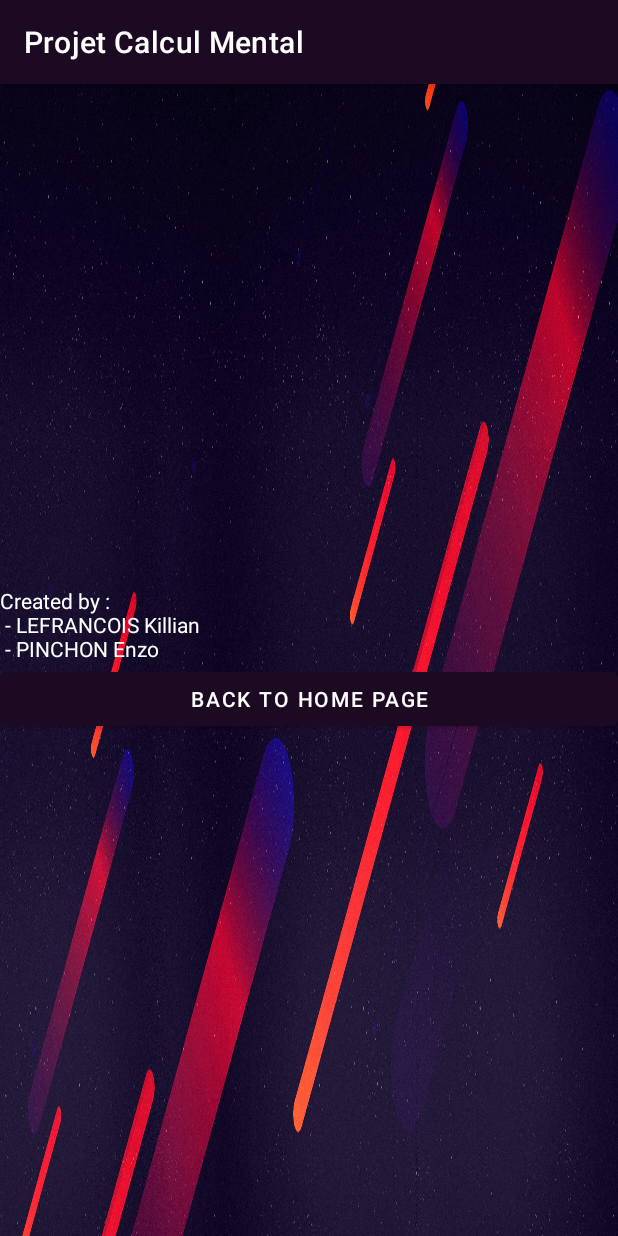
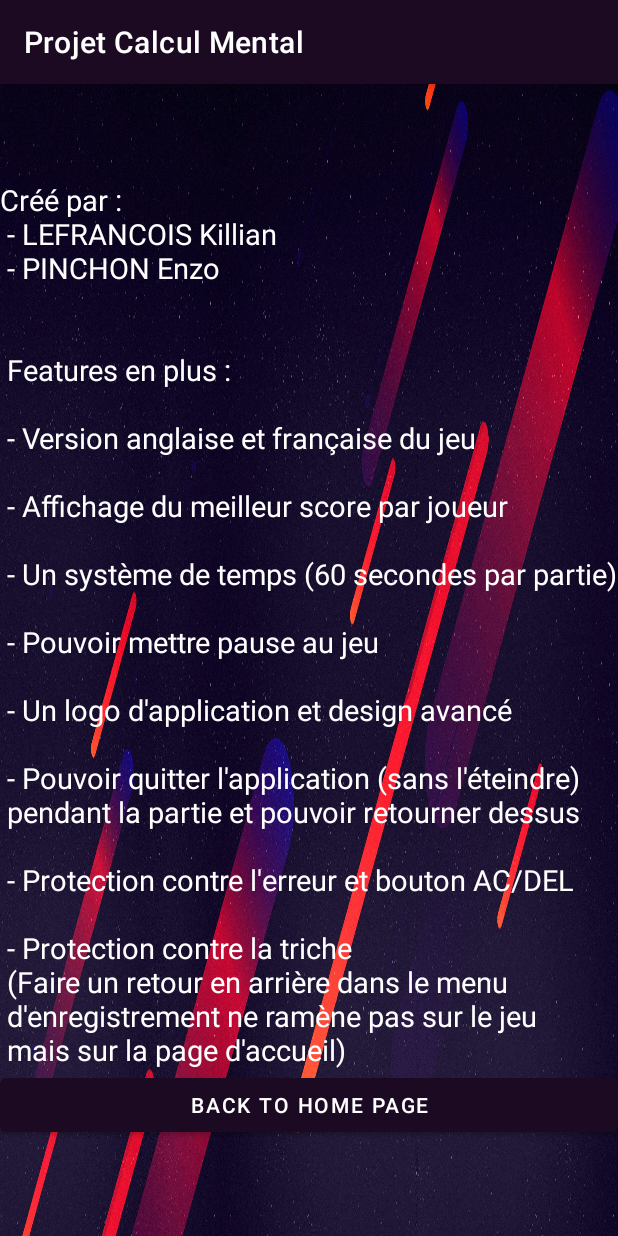
Before and after one commit to Killian1L/ProjetCalculMental, an Android app: the AboutActivity screen opened directly, with no data from a screen before it, on a phone screen of 412 x 824 dp. Run offline under Robolectric (Android 15) with nearby library versions, the phone set to English and light mode, and no system bars.

Commit message:
Version finale

```diff
--- a/app/src/main/res/layout/activity_about.xml
+++ b/app/src/main/res/layout/activity_about.xml
@@ -21,7 +21,8 @@
             android:layout_width="match_parent"
             android:layout_height="wrap_content"
             android:text="@string/aboutText"
-            android:textColor="@color/white"/>
+            android:textColor="@color/white"
+            android:textSize="19sp" />
 
         <Button
             android:id="@+id/aboutBackToHomeButton"
--- a/app/src/main/res/values/strings.xml
+++ b/app/src/main/res/values/strings.xml
@@ -55,9 +55,24 @@
     <string name="bestScoreScore"> Score : </string>
 
     <!--    AboutActivity    -->
-    <string name="aboutText"> Created by : \n
+    <string name="aboutText" translatable="false"> Créé par : \n
     - LEFRANCOIS Killian \n
-    - PINCHON Enzo
+    - PINCHON Enzo \n\n\n
+
+    Features en plus : \n\n
+    - Version anglaise et française du jeu \n\n
+    - Affichage du meilleur score par joueur \n\n
+    - Un système de temps (60 secondes par partie) \n\n
+    - Pouvoir mettre pause au jeu \n\n
+    - Un logo d\'application et design avancé \n\n
+    - Pouvoir quitter l\'application (sans l\'éteindre) \n
+        pendant la partie et pouvoir retourner dessus \n\n
+    - Protection contre l\'erreur et bouton AC/DEL \n\n
+    - Protection contre la triche \n
+        (Faire un retour en arrière dans le menu \n
+        d\'enregistrement ne ramène pas sur le jeu \n
+        mais sur la page d\'accueil)
+
     </string>
 
 </resources>
```
Also changed, not shown: app/src/main/java/fr/projetcalculmental/CalculMentalActivity.java (+62 -38 lines), app/src/main/java/fr/projetcalculmental/HighScoreActivity.java (+0 -7 lines), app/src/main/res/layout/custom_toast_layout.xml (added, +17 -0 lines), 1 other file.
